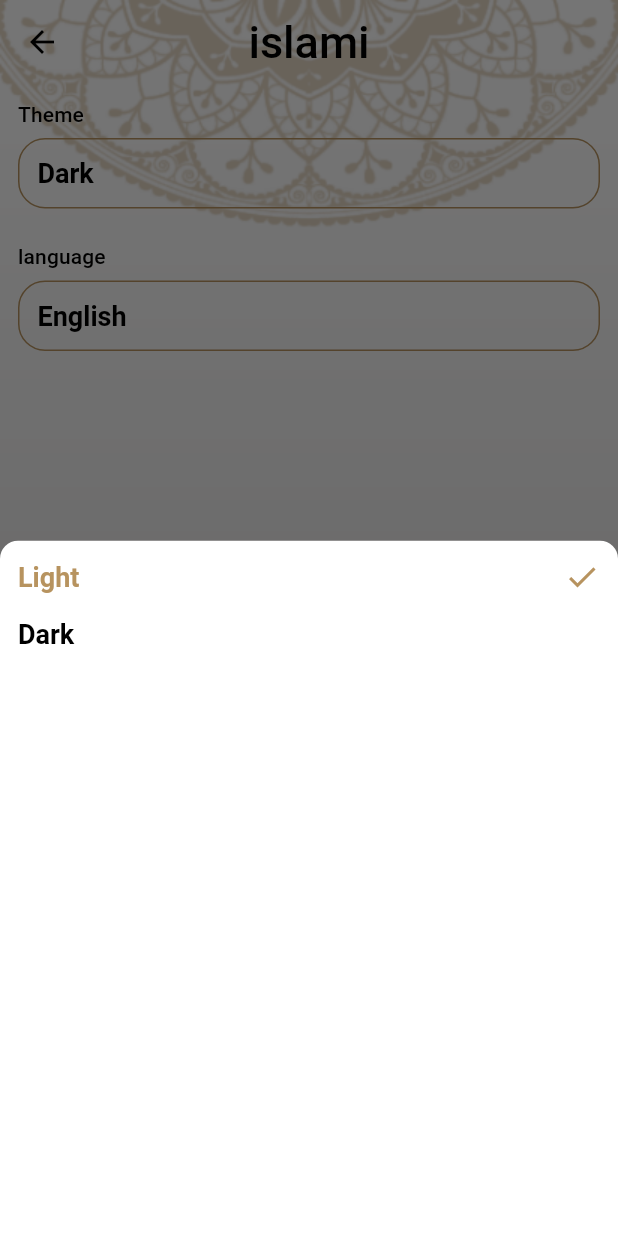
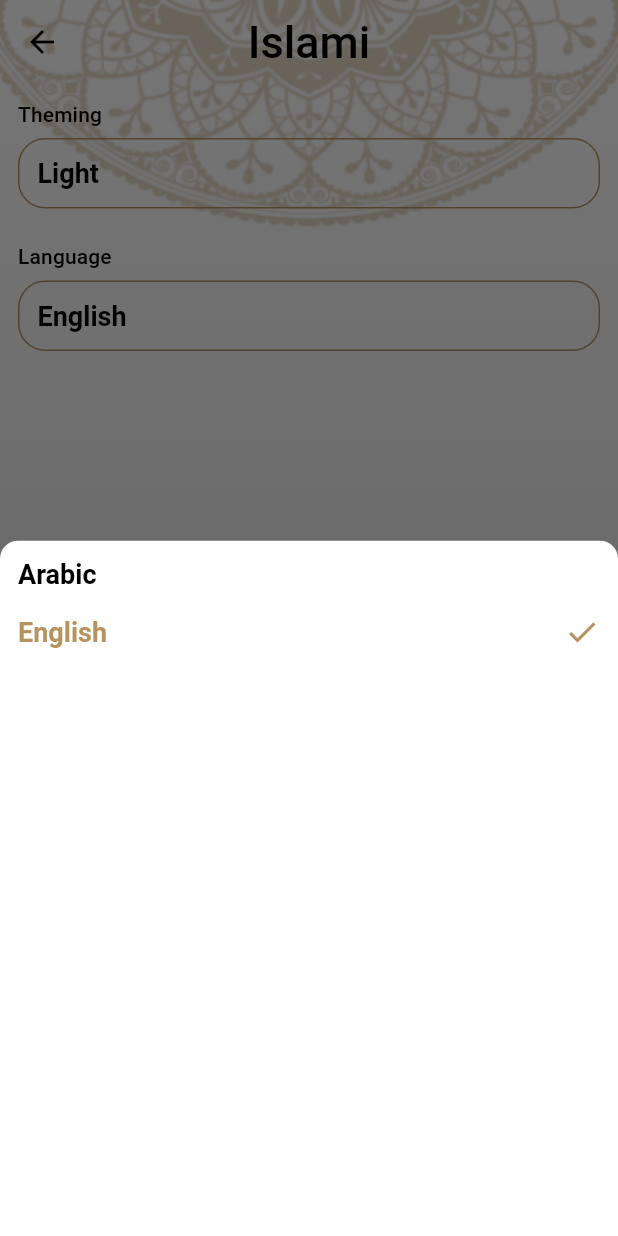
Before and after one commit to raghda287/islami, a Flutter app: the screen it shows after launch, item 5 of the bottom bar chosen, after a tap on "English", on a phone screen of 412 x 824 dp. Run offline on Flutter 3.47's test engine with Material 2 defaults, Android fonts, the phone set to English and light mode, and no system bars; generated files the repository leaves out were written again.

Commit message:
+localization +dark splash_screen

```diff
--- /dev/null
+++ b/l10n.yaml
@@ -0,0 +1,3 @@
+arb-dir: lib/l10n
+template-arb-file: app_en.arb
+output-localization-file: app_localizations.dart
--- a/lib/home_screen.dart
+++ b/lib/home_screen.dart
@@ -6,6 +6,8 @@ import 'package:islami_app/radio/radio_screen.dart';
 import 'package:islami_app/settings/settings_screen.dart';
 import 'package:islami_app/tasbih/tasbih_screen.dart';
 import 'package:provider/provider.dart';
+import 'package:flutter_gen/gen_l10n/app_localizations.dart';
+
 
 
 class HomeScreen extends StatefulWidget {
@@ -43,23 +45,23 @@ class _HomeScreenState extends State<HomeScreen> {
                 backgroundColor:Theme.of(context).primaryColor,
 
                 icon:const ImageIcon(AssetImage('assets/images/quran.png')),
-                label: 'quran'),
+                label: AppLocalizations.of(context)!.quran),
             BottomNavigationBarItem(
                 icon: ImageIcon(AssetImage('assets/images/radio.png')),
-                label: 'Radio'),
+                label: AppLocalizations.of(context)!.radio),
             BottomNavigationBarItem(
                 icon: ImageIcon(AssetImage('assets/images/sebha.png')),
-                label: 'Tasbeh'),
+                label: AppLocalizations.of(context)!.tasbeh),
             BottomNavigationBarItem(
                 icon: ImageIcon(AssetImage('assets/images/all_quran.png')),
-                label: 'hadeth'),
+                label: AppLocalizations.of(context)!.hadeth),
             BottomNavigationBarItem(
                 icon: Icon(Icons.settings),
-                label: 'Settings'),
+                label: AppLocalizations.of(context)!.settings),
           ],
         ),
         appBar: AppBar(
-          title: const Text('islami'),
+          title:  Text(AppLocalizations.of(context)!.islami),
         ),
       ),
     );
--- a/lib/main.dart
+++ b/lib/main.dart
@@ -5,6 +5,7 @@ import 'package:islami_app/providers/settings_provider.dart';
 import 'package:islami_app/quran/sura_details_screen.dart';
 import 'package:islami_app/splash_screen.dart';
 import 'package:provider/provider.dart';
+import 'package:flutter_gen/gen_l10n/app_localizations.dart';
 
 void main() {
   runApp(ChangeNotifierProvider(
@@ -19,6 +20,9 @@ class MyApp extends StatelessWidget {
   Widget build(BuildContext context) {
     var settingsProvider=Provider.of<SettingProvider>(context);
     return MaterialApp(
+      locale: Locale(settingsProvider.appLanguage),
+      localizationsDelegates: AppLocalizations.localizationsDelegates,
+      supportedLocales: AppLocalizations.supportedLocales,
       theme: MyTheme.lightTheme,
       darkTheme: MyTheme.darkTheme,
       themeMode: settingsProvider.currentMode,
--- a/lib/providers/settings_provider.dart
+++ b/lib/providers/settings_provider.dart
@@ -2,6 +2,14 @@ import 'package:flutter/material.dart';
 
 class SettingProvider extends ChangeNotifier{
   ThemeMode currentMode=ThemeMode.light;
+
+  String appLanguage='en';
+
+  void changeLanguage(String newLanguage){
+    appLanguage=newLanguage;
+    notifyListeners();
+}
+
 
   void changeTheme(ThemeMode newMode){
     currentMode=newMode;
@@ -13,4 +21,12 @@ class SettingProvider extends ChangeNotifier{
         :  'assets/images/dark_bg.png';
 
   }
+   bool isDarkMode(){
+    return currentMode==ThemeMode.dark;
+
+  }
+  bool isEnglish(){
+    return appLanguage=='en';
+
+  }
 }
--- a/lib/quran/sura_details_screen.dart
+++ b/lib/quran/sura_details_screen.dart
@@ -1,11 +1,8 @@
 import 'package:flutter/material.dart';
 import 'package:flutter/services.dart';
-import 'package:islami_app/my_theme.dart';
 import 'package:islami_app/providers/settings_provider.dart';
 import 'package:islami_app/quran/sura_details.dart';
 import 'package:islami_app/quran/verse_item.dart';
-import 'package:islami_app/my_theme.dart';
-import 'package:islami_app/settings/settings_screen.dart';
 import 'package:provider/provider.dart';
 
 
--- /dev/null
+++ b/lib/settings/language_bottom_sheet.dart
@@ -0,0 +1,57 @@
+
+import 'package:flutter/material.dart';
+import 'package:provider/provider.dart';
+import 'package:flutter_gen/gen_l10n/app_localizations.dart';
+
+import '../providers/settings_provider.dart';
+
+class LanguageBottomSheet extends StatefulWidget {
+
+  @override
+  State<LanguageBottomSheet> createState() => _LanguageBottomSheetState();
+}
+
+class _LanguageBottomSheetState extends State<LanguageBottomSheet> {
+  @override
+  Widget build(BuildContext context) {
+    var settingsProvider=Provider.of<SettingProvider>(context);
+
+    return Padding(
+      padding: const EdgeInsets.all(12.0),
+      child: Container(
+        child: Column(
+          crossAxisAlignment: CrossAxisAlignment.start,
+          children: [
+            InkWell(
+                onTap: (){
+settingsProvider.changeLanguage('ar');
+                },
+                child: settingsProvider.isEnglish()?getUnSelectedLanguage(AppLocalizations.of(context)!.arabic):getSelectedLanguage(AppLocalizations.of(context)!.arabic)),
+            const SizedBox(height: 16,),
+            InkWell(
+                onTap: (){
+                  settingsProvider.changeLanguage('en');
+                },
+                child: settingsProvider.isEnglish()?getSelectedLanguage(AppLocalizations.of(context)!.english):getUnSelectedLanguage(AppLocalizations.of(context)!.english)),
+          ],
+        ),
+      ),
+    );
+  }
+
+  Widget getSelectedLanguage(String text){
+    return   Row(
+      mainAxisAlignment: MainAxisAlignment.spaceBetween,
+      children: [
+        Text(text,
+          style: Theme.of(context).textTheme.headline4?.copyWith(color: Theme.of(context).accentColor),),
+        Icon(Icons.check,color: Theme.of(context).accentColor,),
+      ],
+    );
+  }
+
+  Widget getUnSelectedLanguage(String text){
+    return Text(text,style: Theme.of(context).textTheme.headline4);
+
+  }
+}
--- a/lib/settings/settings_screen.dart
+++ b/lib/settings/settings_screen.dart
@@ -1,5 +1,7 @@
 import 'package:flutter/material.dart';
+import 'package:islami_app/settings/language_bottom_sheet.dart';
 import 'package:islami_app/settings/theme_bottom_sheet.dart';
+import 'package:flutter_gen/gen_l10n/app_localizations.dart';
 
 
 class SettingsScreen extends StatefulWidget {
@@ -17,7 +19,7 @@ class _SettingsScreenState extends State<SettingsScreen> {
         child:Column(
           crossAxisAlignment: CrossAxisAlignment.stretch,
           children: [
-            Text('Theme',style: Theme.of(context).textTheme.subtitle2,),
+            Text(AppLocalizations.of(context)!.theme,style: Theme.of(context).textTheme.subtitle2,),
             SizedBox(height: 8,),
             InkWell(
               onTap: (){
@@ -29,17 +31,17 @@ class _SettingsScreenState extends State<SettingsScreen> {
                     border:Border.all(color:Theme.of(context).accentColor, )),
               child:Padding(
                 padding: const EdgeInsets.all(12.0),
-                child: Text('Dark',style: Theme.of(context).textTheme.headline4,),
+                child: Text(AppLocalizations.of(context)!.light,style: Theme.of(context).textTheme.headline4,),
               ),
               ),
             ),
             SizedBox(height: 24,),
 
-            Text('language',style: Theme.of(context).textTheme.subtitle2,),
+            Text(AppLocalizations.of(context)!.language,style: Theme.of(context).textTheme.subtitle2,),
             SizedBox(height: 8,),
             InkWell(
               onTap: (){
-                bottomSheetTheme();
+                showLanguageBottomSheet();
 
               },
               child: Container(
@@ -48,7 +50,7 @@ class _SettingsScreenState extends State<SettingsScreen> {
                     border:Border.all(color:Theme.of(context).accentColor, )),
                 child:Padding(
                   padding: const EdgeInsets.all(12.0),
-                  child: Text('English',style: Theme.of(context).textTheme.headline4,),
+                  child: Text(AppLocalizations.of(context)!.english,style: Theme.of(context).textTheme.headline4,),
                 ),
               ),
             ),
@@ -63,4 +65,9 @@ class _SettingsScreenState extends State<SettingsScreen> {
       return ThemeBottomSheet();
     });
   }
+  void showLanguageBottomSheet(){
+    showModalBottomSheet(context: context, builder: (BuildContext){
+      return LanguageBottomSheet();
+    });
+  }
 }
--- a/lib/splash_screen.dart
+++ b/lib/splash_screen.dart
@@ -2,6 +2,8 @@ import 'dart:async';
 
 import 'package:flutter/material.dart';
 import 'package:islami_app/home_screen.dart';
+import 'package:islami_app/providers/settings_provider.dart';
+import 'package:provider/provider.dart';
 
 class SplashScreen extends StatefulWidget {
 static const String routeName='splash';
@@ -20,9 +22,13 @@ class _SplashScreenState extends State<SplashScreen> {
   }
   @override
   Widget build(BuildContext context) {
+    var settingsProvider=Provider.of<SettingProvider>(context);
     return Scaffold(
       body: Container(
-      child: Image.asset('assets/images/splash_screen.png',fit: BoxFit.fill,),
+      child: Image.asset(
+        settingsProvider.currentMode==ThemeMode.light?
+          'assets/images/splash_screen.png'
+            :'assets/images/splash_dark.png',fit: BoxFit.fill,),
       ),
     );
   }
--- a/lib/tasbih/tasbih_screen.dart
+++ b/lib/tasbih/tasbih_screen.dart
@@ -1,5 +1,6 @@
 import 'package:flutter/material.dart';
 import 'package:islami_app/my_theme.dart';
+import 'package:flutter_gen/gen_l10n/app_localizations.dart';
 
 class TasbihScreen extends StatefulWidget {
 
@@ -19,7 +20,7 @@ class _TasbihScreenState extends State<TasbihScreen> {
             children: [
               Image.asset('assets/images/tasbeeh_image.png',height: 270,),
               const SizedBox(height: 50,),
-              Text('Number of tasbeeh',style: Theme.of(context).textTheme.headline4),
+              Text(AppLocalizations.of(context)!.numberTasbih,style: Theme.of(context).textTheme.headline4),
               const SizedBox(height: 20,),
 
               Container(
--- a/pubspec.yaml
+++ b/pubspec.yaml
@@ -32,6 +32,9 @@ dependencies:
   flutter:
     sdk: flutter
   provider: ^6.0.4
+  flutter_localizations: # Add this line
+    sdk: flutter         # Add this line
+  intl: ^0.17.0
 
 
 
@@ -57,6 +60,7 @@ dev_dependencies:
 
 # The following section is specific to Flutter packages.
 flutter:
+  generate: true
 
   # The following line ensures that the Material Icons font is
   # included with your application, so that you can use the icons in
```
Also changed, not shown: lib/l10n/app_ar.arb (added, +15 -0 lines), lib/l10n/app_en.arb (added, +16 -0 lines), lib/settings/theme_bottom_sheet.dart (+30 -13 lines), assets/images/2.0x/splash_dark@2x.png (added), assets/images/3.0x/splash_dark@3x.png (added), assets/images/splash_dark.png (added), assets/splash_screen.png (added), pubspec.lock.
